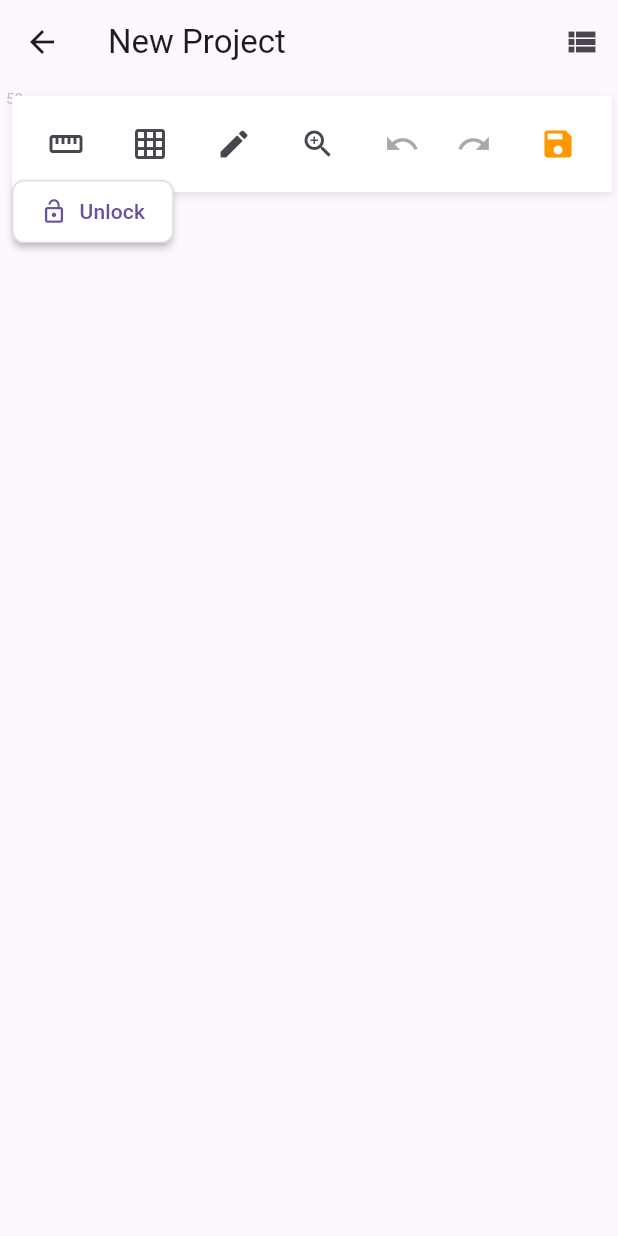
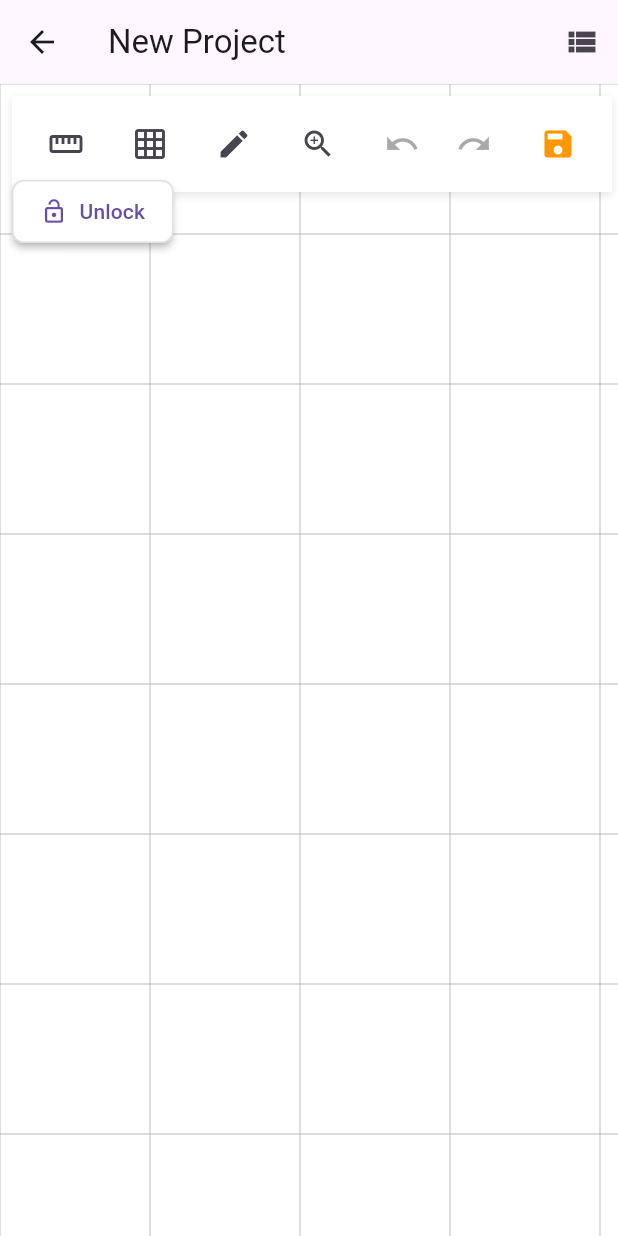
Before and after one commit to Angusc415/DeGrid, a Flutter app: the EditorScreen screen opened directly, after a tap on the "square foot" icon, on a phone screen of 412 x 824 dp. Run offline on Flutter 3.47's test engine with Material 3 defaults, Android fonts, the phone set to English and light mode, and no system bars; our stand-ins replace drift, file_picker, pdf, printing; accounts and stored records are empty; generated files the repository leaves out were written again.

Commit message:
Grid: world-space, lighter grey, stroke scales with zoom; 1mm snap; metric format mm/cm/m; canvas size via LayoutBuilder

```diff
--- a/lib/core/units/unit_converter.dart
+++ b/lib/core/units/unit_converter.dart
@@ -36,19 +36,19 @@ class UnitConverter {
     }
   }
 
-  /// Format as metric (mm or cm).
+  /// Format as metric: mm under 1m, then cm with decimals, then m with decimals.
   static String _formatMetric(double mm) {
-    if (mm < 100) {
-      // Use mm for small distances
+    if (mm < 1000) {
+      // Under 1m: show mm
       return '${mm.round()}mm';
+    } else if (mm < 10000) {
+      // 1000mm–10000mm (1m–10m): show cm with decimals
+      final cm = mm / mmPerCm;
+      return '${cm.toStringAsFixed(1)}cm';
     } else {
-      // Use cm for larger distances
-      final cm = mm / mmPerCm;
-      if (cm % 1 == 0) {
-        return '${cm.round()}cm';
-      } else {
-        return '${cm.toStringAsFixed(1)}cm';
-      }
+      // 10000mm and above (10m+): show m with decimals
+      final m = mm / 1000;
+      return '${m.toStringAsFixed(1)}m';
     }
   }
 
--- a/lib/ui/canvas/plan_canvas.dart
+++ b/lib/ui/canvas/plan_canvas.dart
@@ -131,8 +131,9 @@ class PlanCanvasState extends State<PlanCanvas> {
   // Screen-space tolerance for clicking on a vertex (in pixels)
   static const double _vertexSelectTolerancePx = 12.0;
 
-  // Grid spacing in millimeters (matches grid drawing)
-  static const double _gridSpacingMm = 100.0; // 10cm = 100mm
+  // Snap spacing in mm: 1 = full mm precision; grid drawing uses adaptive spacing
+  static const double _snapSpacingMm = 1.0; // 1mm snap so you can work in mm and cm
+  static const double _minVertexDistanceMm = 1.0; // minimum 1mm between vertices
 
   @override
   void initState() {
@@ -1049,12 +1050,19 @@ class PlanCanvasState extends State<PlanCanvas> {
           }
         },
 
-        child: SizedBox.expand(
-                key: ValueKey('plan_painter_${_completedRooms.length}_${_draftRoomVertices?.length ?? 0}'),
-          child: Stack(
-            children: [
-              // Main canvas painter (rooms, grid, etc.)
-              CustomPaint(
+        child: LayoutBuilder(
+          key: ValueKey('plan_painter_${_completedRooms.length}_${_draftRoomVertices?.length ?? 0}'),
+          builder: (context, constraints) {
+            final w = constraints.maxWidth.isFinite && constraints.maxWidth < double.infinity
+                ? constraints.maxWidth : 0.0;
+            final h = constraints.maxHeight.isFinite && constraints.maxHeight < double.infinity
+                ? constraints.maxHeight : 0.0;
+            final hasSize = w > 0 && h > 0;
+            return SizedBox(
+              width: hasSize ? w : double.infinity,
+              height: hasSize ? h : double.infinity,
+              child: CustomPaint(
+                size: Size(w, h),
                 painter: _PlanPainter(
                   vp: _vp,
                   completedRooms: _safeCopyRooms(_completedRooms),
@@ -1071,8 +1079,8 @@ class PlanCanvasState extends State<PlanCanvas> {
                   showGrid: _showGrid,
                 ),
               ),
-            ],
-          ),
+            );
+          },
         ),
       ),
       ),
@@ -1164,8 +1172,8 @@ class PlanCanvasState extends State<PlanCanvas> {
   /// This ensures vertices align to the grid for precise floor plan drawing.
   /// Grid spacing is 100mm (10cm).
   Offset _snapToGrid(Offset worldPositionMm) {
-    final snappedX = (worldPositionMm.dx / _gridSpacingMm).round() * _gridSpacingMm;
-    final snappedY = (worldPositionMm.dy / _gridSpacingMm).round() * _gridSpacingMm;
+    final snappedX = (worldPositionMm.dx / _snapSpacingMm).round() * _snapSpacingMm;
+    final snappedY = (worldPositionMm.dy / _snapSpacingMm).round() * _snapSpacingMm;
     return Offset(snappedX, snappedY);
   }
 
@@ -1520,7 +1528,7 @@ class PlanCanvasState extends State<PlanCanvas> {
 
       // Add new vertex at end of drag (draw freely, no length constraint)
       // Prevent duplicate vertices (dragging to same spot)
-      final minDistanceMm = _gridSpacingMm * 0.5; // Minimum half grid spacing between vertices
+      final minDistanceMm = _minVertexDistanceMm; // Minimum distance between vertices
       if (_draftRoomVertices!.isEmpty ||
           (snappedPosition - _draftRoomVertices!.last).distance > minDistanceMm) {
         _draftRoomVertices = [..._draftRoomVertices!, snappedPosition];
@@ -2147,12 +2155,7 @@ class _PlanPainter extends CustomPainter {
       Paint()..color = Colors.white,
     );
 
-      // Draw grid only if enabled
-      if (showGrid) {
-    _drawGrid(canvas, size);
-      }
-
-      // Draw completed rooms (filled polygons with outline)
+      // Draw completed rooms (filled polygons with outline) first
       // Defensive check: ensure completedRooms is a valid, iterable list
       // This handles hot reload issues where the list might become non-iterable or undefined
       try {
@@ -2216,6 +2219,11 @@ class _PlanPainter extends CustomPainter {
       } catch (e) {
         debugPrint('Error drawing draft room: $e');
       }
+
+      // Draw grid on top so it is always visible when enabled
+      if (showGrid && size.width > 0 && size.height > 0) {
+        _drawGrid(canvas, size);
+      }
     } catch (e, stackTrace) {
       // Last resort: draw error message instead of crashing
       debugPrint('Critical error in paint: $e');
@@ -2262,15 +2270,15 @@ class _PlanPainter extends CustomPainter {
         ..style = PaintingStyle.fill,
     );
 
-    // Outline - thicker and different color when selected
+    // Outline - visible stroke (thicker so lines don’t disappear when zoomed)
     final outlinePath = Path();
     outlinePath.addPolygon(screenPoints, true);
     canvas.drawPath(
       outlinePath,
       Paint()
-        ..color = isSelected ? Colors.orange : Colors.blue
+        ..color = isSelected ? Colors.orange : Colors.blue.shade700
         ..style = PaintingStyle.stroke
-        ..strokeWidth = isSelected ? 3 : 2,
+        ..strokeWidth = isSelected ? 3.5 : 2.5,
     );
 
     // Draw room name/label or name button centered on the room
@@ -2713,9 +2721,9 @@ class _PlanPainter extends CustomPainter {
     // Draw lines between vertices with measurements
     if (vertices.length > 1) {
       final linePaint = Paint()
-        ..color = Colors.blue.withOpacity(0.5)
+        ..color = Colors.blue.shade700.withOpacity(0.85)
         ..style = PaintingStyle.stroke
-        ..strokeWidth = 2;
+        ..strokeWidth = 2.5;
 
       for (int i = 0; i < vertices.length - 1; i++) {
         final a = vp.worldToScreen(vertices[i]);
@@ -2765,9 +2773,9 @@ class _PlanPainter extends CustomPainter {
       final distanceMm = (hoverPositionWorldMm! - lastWorld).distance;
 
       final previewPaint = Paint()
-        ..color = Colors.blue.withOpacity(0.5) // More visible during drag
+        ..color = Colors.blue.shade700.withOpacity(0.9)
         ..style = PaintingStyle.stroke
-        ..strokeWidth = 2.0 // Thicker during drag
+        ..strokeWidth = 2.5
         ..strokeCap = StrokeCap.round;
 
       // Solid preview line (more visible than dashed)
@@ -2845,92 +2853,47 @@ class _PlanPainter extends CustomPainter {
   }
 
   void _drawGrid(Canvas canvas, Size size) {
-    // Adaptive grid spacing based on zoom level
-    // Target: ~50-100 pixels between grid lines for good visibility
-    final targetScreenSpacing = 80.0; // pixels
-    final targetWorldSpacingMm = targetScreenSpacing * vp.mmPerPx;
-
-    // Choose appropriate grid spacing from nice round values
-    // Values in millimeters: 1mm, 5mm, 10mm, 50mm, 100mm, 500mm, 1000mm, 5000mm, 10000mm
+    if (size.width <= 0 || size.height <= 0) return;
+    // World-space grid: spacing scales so ~50–80px between lines on screen
+    final targetScreenSpacingPx = 60.0;
+    final targetWorldSpacingMm = targetScreenSpacingPx * vp.mmPerPx;
     final niceSpacings = [1.0, 5.0, 10.0, 50.0, 100.0, 500.0, 1000.0, 5000.0, 10000.0];
-
-    // Find the closest nice spacing that's not too small
-    double gridMm = niceSpacings.first;
+    double gridMm = niceSpacings.last;
     for (final spacing in niceSpacings) {
       if (spacing >= targetWorldSpacingMm * 0.5) {
         gridMm = spacing;
         break;
       }
     }
-    // If we're very zoomed out, use the largest spacing
-    if (targetWorldSpacingMm > niceSpacings.last) {
-      gridMm = niceSpacings.last;
-    }
+
+    final screenSpacingPx = gridMm / vp.mmPerPx;
+    // Scale stroke with zoom: thinner when zoomed in (dense grid), slightly thicker when zoomed out
+    final strokeWidth = (screenSpacingPx / 80).clamp(0.5, 2.0).toDouble();
 
     final topLeftW = vp.screenToWorld(Offset.zero);
     final bottomRightW = vp.screenToWorld(Offset(size.width, size.height));
-
-    double startX = (topLeftW.dx / gridMm).floor() * gridMm;
-    double startY = (topLeftW.dy / gridMm).floor() * gridMm;
-
-    // Adjust line opacity and width based on grid size
-    // Larger grids (zoomed out) get lighter lines
-    final screenSpacing = gridMm / vp.mmPerPx;
-    final opacity = (screenSpacing > 200)
-        ? 0.15  // Very large grids: lighter
-        : (screenSpacing > 100)
-            ? 0.2   // Large grids: medium
-            : 0.25; // Normal grids: standard
-    final lineWidth = (screenSpacing > 200) ? 0.5 : 1.0;
+    final minX = math.min(topLeftW.dx, bottomRightW.dx) - gridMm;
+    final maxX = math.max(topLeftW.dx, bottomRightW.dx) + gridMm;
+    final minY = math.min(topLeftW.dy, bottomRightW.dy) - gridMm;
+    final maxY = math.max(topLeftW.dy, bottomRightW.dy) + gridMm;
+
+    double startX = (minX / gridMm).floor() * gridMm;
+    double startY = (minY / gridMm).floor() * gridMm;
 
     final gridPaint = Paint()
-      ..color = Colors.grey.withOpacity(opacity)
-      ..strokeWidth = lineWidth;
-
-    // Draw vertical lines
-    for (double x = startX; x <= bottomRightW.dx; x += gridMm) {
-      final a = vp.worldToScreen(Offset(x, topLeftW.dy));
-      final b = vp.worldToScreen(Offset(x, bottomRightW.dy));
+      ..color = Colors.grey.withOpacity(0.35)
+      ..strokeWidth = strokeWidth
+      ..style = PaintingStyle.stroke;
+
+    for (double x = startX; x <= maxX; x += gridMm) {
+      final a = vp.worldToScreen(Offset(x, minY));
+      final b = vp.worldToScreen(Offset(x, maxY));
       canvas.drawLine(a, b, gridPaint);
     }
-
-    // Draw horizontal lines
-    for (double y = startY; y <= bottomRightW.dy; y += gridMm) {
-      final a = vp.worldToScreen(Offset(topLeftW.dx, y));
-      final b = vp.worldToScreen(Offset(bottomRightW.dx, y));
+    for (double y = startY; y <= maxY; y += gridMm) {
+      final a = vp.worldToScreen(Offset(minX, y));
+      final b = vp.worldToScreen(Offset(maxX, y));
       canvas.drawLine(a, b, gridPaint);
-    }
-
-    // Optionally draw grid labels (every 5th or 10th line to avoid clutter)
-    final labelInterval = (gridMm >= 1000) ? 1 : (gridMm >= 100) ? 5 : 10;
-    final labelPaint = TextPainter(
-      text: TextSpan(
-        text: _formatGridLabel(gridMm),
-        style: TextStyle(
-          color: Colors.grey.withOpacity(0.6),
-          fontSize: 10,
-        ),
-      ),
-      textDirection: TextDirection.ltr,
-    );
-    labelPaint.layout();
-
-    // Draw labels at origin and a few key points
-    final labelPoints = [
-      Offset(startX, startY),
-      if (startX + gridMm * labelInterval <= bottomRightW.dx)
-        Offset(startX + gridMm * labelInterval, startY),
-      if (startY + gridMm * labelInterval <= bottomRightW.dy)
-        Offset(startX, startY + gridMm * labelInterval),
-    ];
-
-    for (final point in labelPoints) {
-      final screenPoint = vp.worldToScreen(point);
-      // Only draw if label is visible on screen
-      if (screenPoint.dx >= -50 && screenPoint.dx <= size.width + 50 &&
-          screenPoint.dy >= -50 && screenPoint.dy <= size.height + 50) {
-        labelPaint.paint(canvas, screenPoint + const Offset(4, 4));
-      }
     }
   }
 
```
